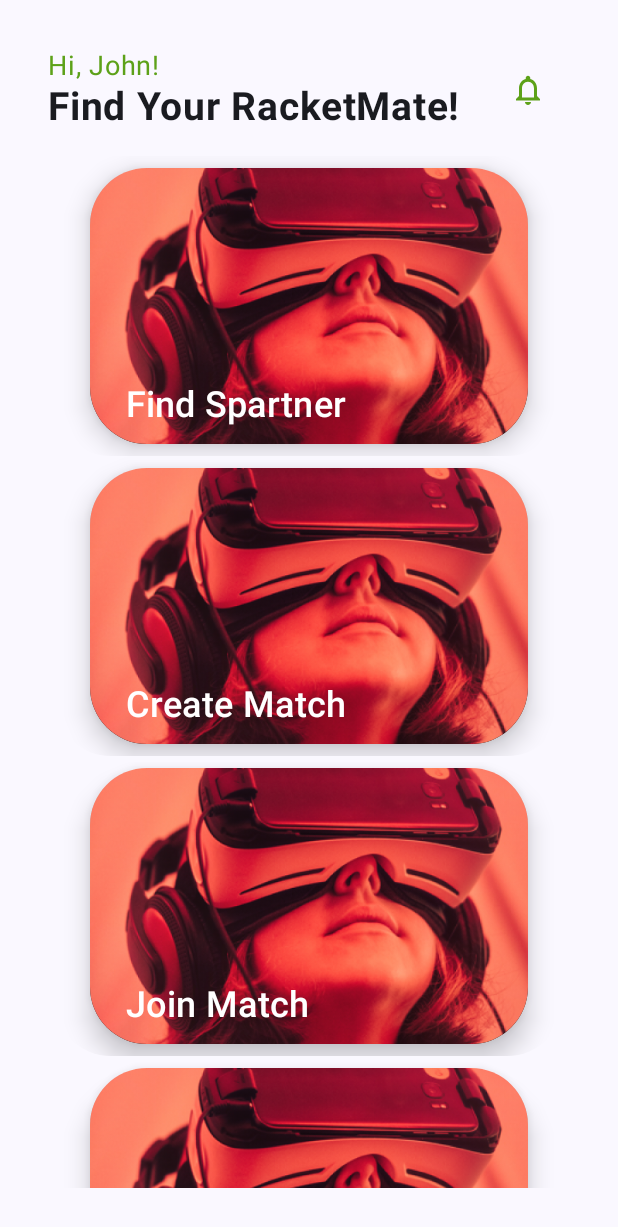
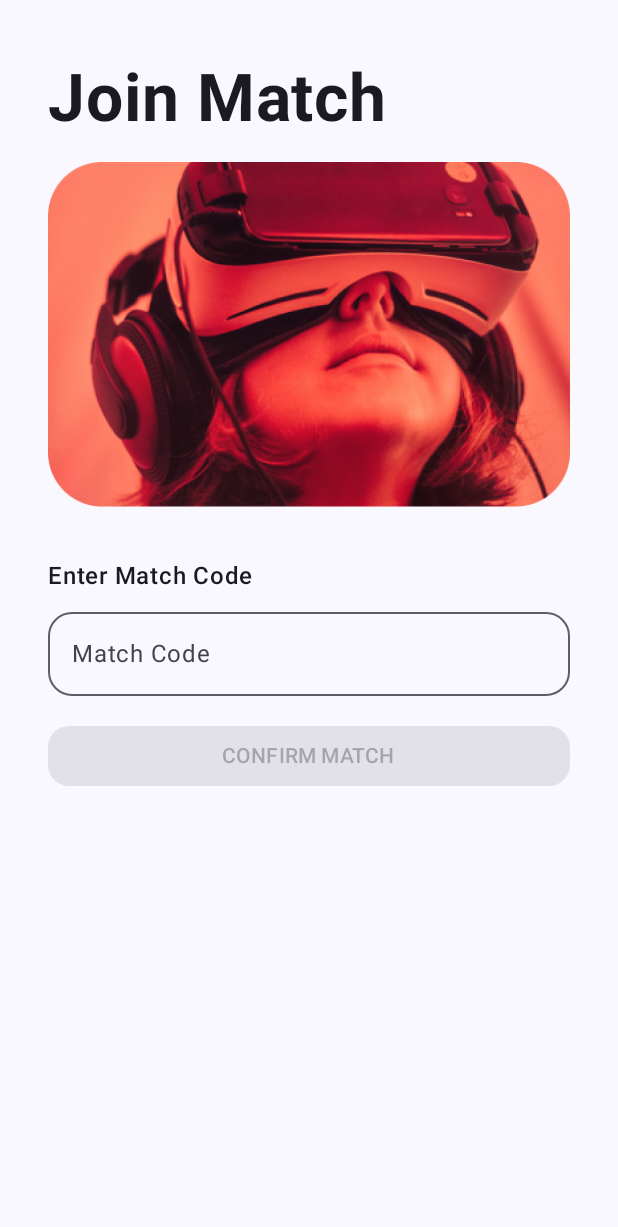
Before and after one commit to hayyaoe/badminton-app, an Android app built with Jetpack Compose: the screen it shows after launch (MainActivity), on a phone screen of 412 x 824 dp. Shown: the top 1227 px of the screen. Run offline under Robolectric (Android 15) with nearby library versions, the phone set to English and light mode, and no system bars.

Commit message:
JoinMatchView

```diff
--- a/app/src/main/java/com/hayyaoe/badmintonapp/MainActivity.kt
+++ b/app/src/main/java/com/hayyaoe/badmintonapp/MainActivity.kt
@@ -12,6 +12,7 @@ import androidx.compose.ui.Modifier
 import androidx.compose.ui.tooling.preview.Preview
 import com.hayyaoe.badmintonapp.ui.theme.BadmintonAppTheme
 import com.hayyaoe.badmintonapp.ui.view.HomeView
+import com.hayyaoe.badmintonapp.ui.view.JoinMatchView
 
 class MainActivity : ComponentActivity() {
     override fun onCreate(savedInstanceState: Bundle?) {
@@ -24,7 +25,7 @@ class MainActivity : ComponentActivity() {
                     color = MaterialTheme.colorScheme.background
                 ) {
                     //Greeting("Android")
-                    HomeView()
+                    JoinMatchView()
                 }
             }
         }
--- a/app/src/main/java/com/hayyaoe/badmintonapp/ui/view/HomeView.kt
+++ b/app/src/main/java/com/hayyaoe/badmintonapp/ui/view/HomeView.kt
@@ -25,6 +25,8 @@ import androidx.compose.material3.Text
 import androidx.compose.runtime.Composable
 import androidx.compose.ui.Alignment
 import androidx.compose.ui.Modifier
+import androidx.compose.ui.draw.drawWithCache
+import androidx.compose.ui.graphics.BlendMode
 import androidx.compose.ui.graphics.Brush
 import androidx.compose.ui.graphics.Color
 import androidx.compose.ui.graphics.graphicsLayer
@@ -41,7 +43,7 @@ fun HomeView() {
     Column(
         modifier = Modifier
             .fillMaxSize()
-            .padding(32.dp)
+            .padding(32.dp, 40.dp, 32.dp, 0.dp)
     ) {
         Row(
             modifier = Modifier
@@ -143,16 +145,17 @@ fun MenuCard(
                     contentScale = ContentScale.FillWidth,
                     modifier = Modifier
                         .fillMaxWidth()
-                        .background(
-                            brush = Brush.verticalGradient(
+                        .drawWithCache {
+                            val gradient = Brush.verticalGradient(
                                 colors = listOf(Color.Transparent, Color.Black),
-                                startY = 0f,
-                                endY = Float.POSITIVE_INFINITY
+                                startY = size.height / 3,
+                                endY = size.height
                             )
-                        )
-                        .graphicsLayer(
-                            translationY = 0.3f // Adjust this value to control the gradient start position
-                        )
+                            onDrawWithContent {
+                                drawContent()
+                                drawRect(gradient, blendMode = BlendMode.Multiply)
+                            }
+                        }
                 )
                 Text(
                     text = text,
--- a/app/src/main/java/com/hayyaoe/badmintonapp/ui/view/JoinMatchView.kt
+++ b/app/src/main/java/com/hayyaoe/badmintonapp/ui/view/JoinMatchView.kt
@@ -1,27 +1,46 @@
 package com.hayyaoe.badmintonapp.ui.view
 
+import androidx.compose.foundation.Image
 import androidx.compose.foundation.background
 import androidx.compose.foundation.layout.Column
 import androidx.compose.foundation.layout.fillMaxSize
+import androidx.compose.foundation.layout.fillMaxWidth
 import androidx.compose.foundation.layout.padding
 import androidx.compose.foundation.rememberScrollState
+import androidx.compose.foundation.shape.RoundedCornerShape
+import androidx.compose.foundation.text.KeyboardOptions
 import androidx.compose.foundation.verticalScroll
+import androidx.compose.material3.AlertDialog
+import androidx.compose.material3.Button
+import androidx.compose.material3.ButtonDefaults
 import androidx.compose.material3.Text
 import androidx.compose.runtime.Composable
-import androidx.compose.ui.Alignment
+import androidx.compose.runtime.getValue
+import androidx.compose.runtime.mutableStateOf
+import androidx.compose.runtime.remember
+import androidx.compose.runtime.saveable.rememberSaveable
+import androidx.compose.runtime.setValue
 import androidx.compose.ui.Modifier
 import androidx.compose.ui.graphics.Color
+import androidx.compose.ui.layout.ContentScale
+import androidx.compose.ui.res.painterResource
 import androidx.compose.ui.text.font.FontWeight
+import androidx.compose.ui.text.input.ImeAction
+import androidx.compose.ui.text.input.KeyboardType
 import androidx.compose.ui.tooling.preview.Preview
 import androidx.compose.ui.unit.dp
 import androidx.compose.ui.unit.sp
+import com.hayyaoe.badmintonapp.R
 
 @Composable
 fun JoinMatchView() {
+    var matchCode by rememberSaveable { mutableStateOf("") }
+    var isLoading by remember { mutableStateOf(false) }
+    var showLoadingDialog by remember { mutableStateOf(false) }
+
     Column(
         modifier = Modifier
             .fillMaxSize()
-            .background(color = Color(0xFFF1F1F1))
             .padding (32.dp, 40.dp)
             .verticalScroll(rememberScrollState()),
     ) {
@@ -31,7 +50,76 @@ fun JoinMatchView() {
             fontWeight = FontWeight.Bold,
             modifier = Modifier
         )
+        Image(
+            painter = painterResource(id = R.drawable.placeholder),
+            contentDescription = "Picture",
+            contentScale = ContentScale.FillWidth,
+            modifier = Modifier
+                .padding(0.dp, 16.dp)
+                .fillMaxWidth()
+        )
+        Text(
+            text = "Enter Match Code",
+            fontSize = 16.sp,
+            fontWeight = FontWeight.Medium,
+            modifier = Modifier.padding(top = 18.dp)
+        )
+        CustomTextField(
+            value = matchCode,
+            onValueChanged = { matchCode = it },
+            text = "Match Code",
+            keyboardOptions = KeyboardOptions.Default.copy(
+                keyboardType = KeyboardType.Text,
+                imeAction = ImeAction.Done
+            ),
+            modifier = Modifier
+                .fillMaxWidth()
+                .padding(0.dp, 4.dp, 0.dp, 8.dp)
+        )
+        Button(
+            onClick = {
+                showLoadingDialog = true
+                isLoading = true
+            },
+            modifier = Modifier
+                .fillMaxWidth()
+                .padding(0.dp, 8.dp),
+            colors = ButtonDefaults.buttonColors(Color(0xFF5DA119)),
+            shape = RoundedCornerShape(14.dp),
+            enabled = matchCode.isNotBlank()
+        ) {
+            Text(text = "CONFIRM MATCH", fontWeight = FontWeight.SemiBold)
+        }
     }
+    if (showLoadingDialog) {
+        Column(
+            modifier = Modifier
+                .fillMaxSize()
+                .background(color = Color.Black.copy(alpha = 0.5f))
+        ) {
+            Text(text = "")
+        }
+        LoadingDialog()
+    }
+}
+
+@Composable
+fun LoadingDialog() {
+    AlertDialog(
+        onDismissRequest = { },
+        confirmButton = { },
+        title = { Text(text = "Joining") },
+        icon = {
+            Image(
+                painter = painterResource(id = R.drawable.ic_launcher_foreground),
+                contentDescription = null,
+                modifier = Modifier.fillMaxWidth()
+            )
+        },
+        containerColor = Color(0xFF5DA119),
+        titleContentColor = Color.White,
+        shape = RoundedCornerShape(10.dp)
+    )
 }
 
 @Preview(showBackground = true, showSystemUi = true)
```
Also changed, not shown: app/src/main/res/drawable-nodpi/gradient_5812_256.gif (added).
